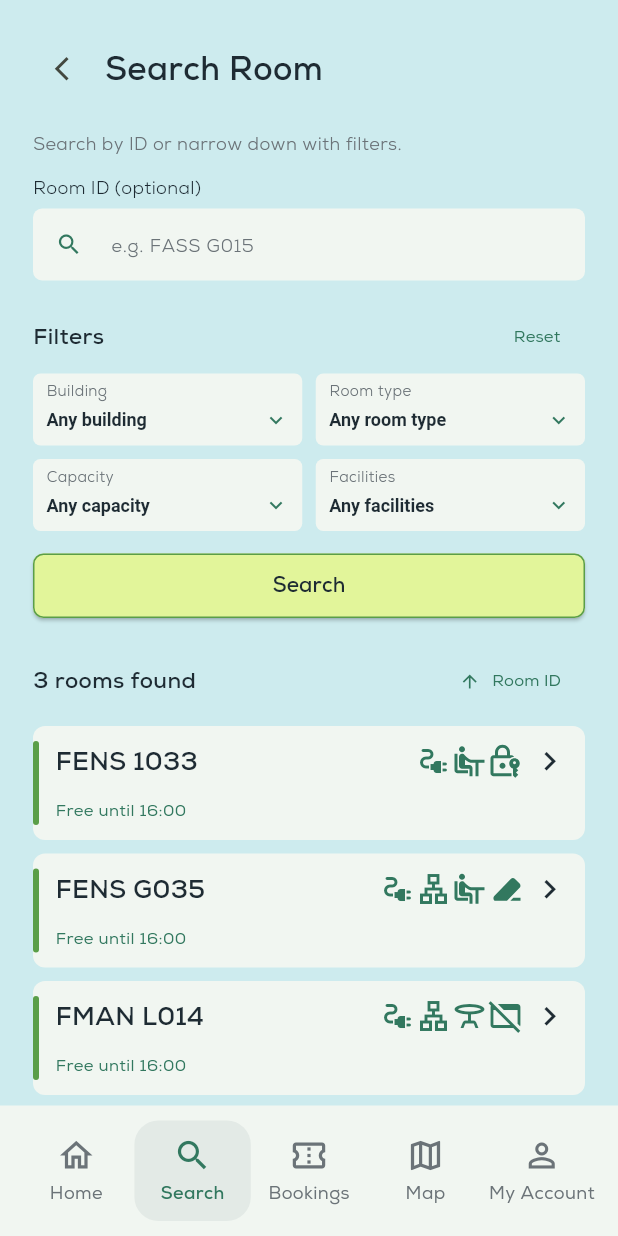
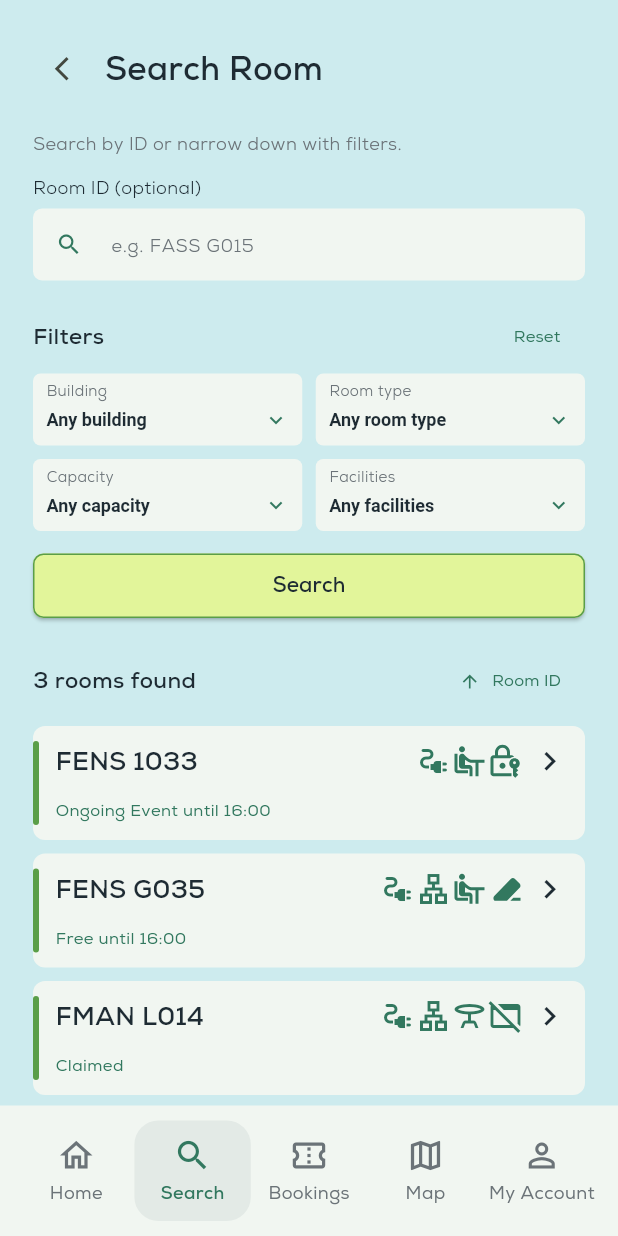
Before and after one commit to haneskicioglu/SuRoom, a Flutter app: the screen it shows after launch, item 2 of the bottom bar chosen, on a phone screen of 412 x 824 dp. Run offline on Flutter 3.47's test engine with Material 3 defaults, Android fonts, the phone set to English and light mode, and no system bars; our stand-ins replace flutter_svg; project files that could hold a hidden picture were left out.

Commit message:
More progress for Room Details

```diff
--- a/lib/app_colors.dart
+++ b/lib/app_colors.dart
@@ -11,6 +11,8 @@ class AppColors {
   static const lime = Color(0xFFE2F59A);
   static const dark = Color(0xFF1E2B33);
   static const grey = Color(0xFF6B7378);
+  static const darkYellow = Color(0xFF8D7B47);
+  static const red = Color(0xFF851313);
 }
 
 class RoomAttributeIcon extends StatelessWidget {
--- a/lib/room_data_mock.dart
+++ b/lib/room_data_mock.dart
@@ -8,7 +8,10 @@ class MockRooms {
       'floor': 0,
       'capacity': 80,
       'attributes': ['POWER', 'ETHERNET', 'SEATS', 'BLACKBOARD'],
-      'available': '16:00',
+      'available': {
+        'type': 'AVAILABLE',
+        'until': '16:00',
+      },
     },
     {
       'id': 'FMAN L014',
@@ -17,7 +20,10 @@ class MockRooms {
       'type': 'Lecture hall',
       'capacity': 90,
       'attributes': ['POWER', 'ETHERNET', 'CIRCULAR', 'NO_WINDOWS'],
-      'available': '16:00',
+      'available': {
+        'type': 'CLAIMED',
+        'until': null,
+      },
     },
     {
       'id': 'FENS 1033',
@@ -26,7 +32,15 @@ class MockRooms {
       'type': 'Lab',
       'capacity': 60,
       'attributes': ['POWER', 'SEATS', 'LOCKED'],
-      'available': '16:00',
+      'available': {
+        'type': 'RESERVED',
+        'until': '16:00',
+        'event': {
+          'type': 'Class',
+          'name': 'EE 321L',
+          'instructors': ['Ayhan Bozkurt']
+        }
+      },
     },
   ];
 }
--- a/lib/search_room_page.dart
+++ b/lib/search_room_page.dart
@@ -227,7 +227,7 @@ class _SearchPageContentState extends State<_SearchPageContent> {
                       ),
                       const SizedBox(height: 13),
                       Text(
-                        'Free until ${room['available']}',
+                        '${room['available']['type'] == 'AVAILABLE' ? 'Free' : room['available']['type'] == 'RESERVED' ? 'Ongoing Event' : room['available']['type'] == 'CLAIMED' ? 'Claimed' : 'Unknown'} ${(room['available']['until'] != null) ? 'until ${room['available']['until']}' : ''}',
                         style: const TextStyle(
                           color: AppColors.teal,
                           fontSize: 11,
```
Also changed, not shown: lib/room_details.dart (+58 -0 lines).
